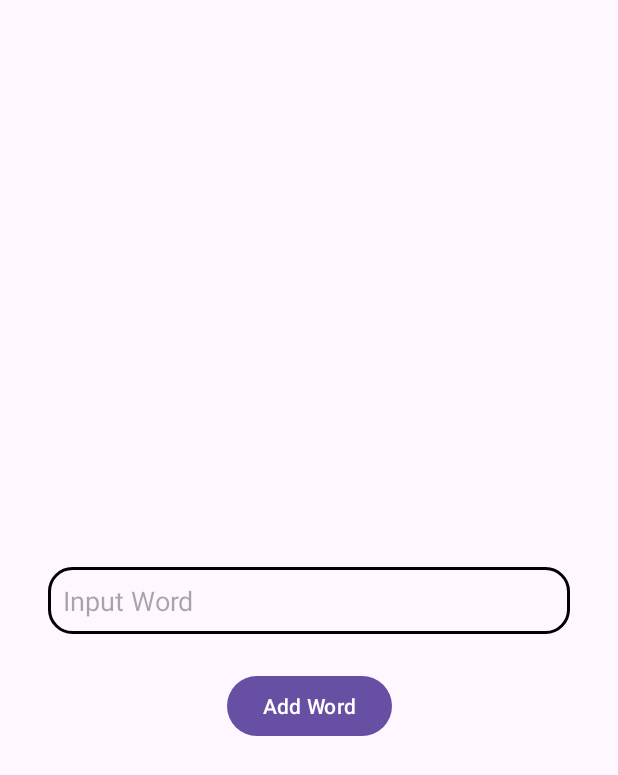
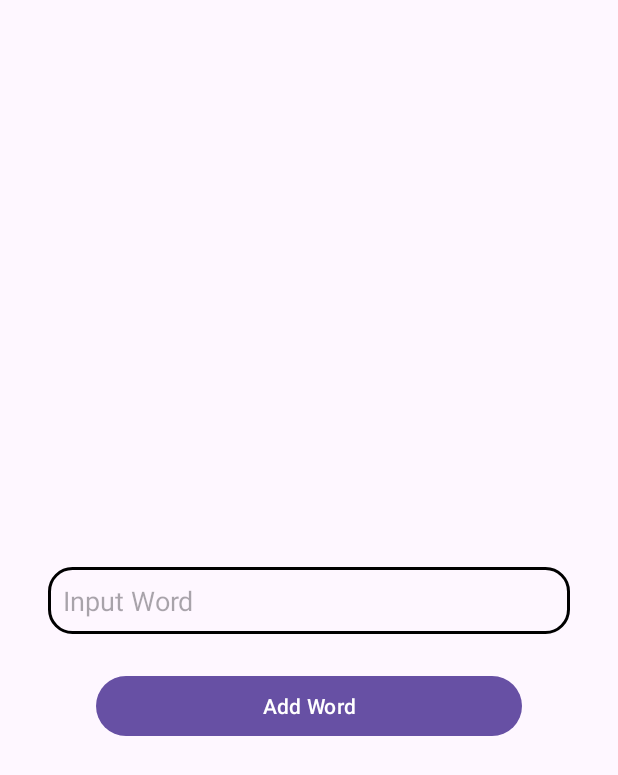
Before and after one commit to Tedisaac/RoomWordsSample, an Android app: the AddWordActivity screen opened directly, with no data from a screen before it, on a phone screen of 412 x 824 dp. Shown: the top 775 px of the screen. Run offline under Robolectric (Android 15) with nearby library versions, the phone set to English and light mode, and no system bars.

Commit message:
UI Modifications

```diff
--- a/app/src/main/res/layout/activity_add_word.xml
+++ b/app/src/main/res/layout/activity_add_word.xml
@@ -25,9 +25,11 @@
 
     <Button
         android:id="@+id/btnAddWord"
-        android:layout_width="wrap_content"
+        android:layout_width="0dp"
         android:layout_height="wrap_content"
+        android:layout_marginStart="32dp"
         android:layout_marginTop="24dp"
+        android:layout_marginEnd="32dp"
         android:text="@string/add_word"
         app:layout_constraintEnd_toEndOf="@+id/edWord"
         app:layout_constraintStart_toStartOf="@+id/edWord"
--- a/app/src/main/res/layout/word_layout.xml
+++ b/app/src/main/res/layout/word_layout.xml
@@ -14,7 +14,7 @@
         android:layout_marginEnd="8dp"
         android:layout_marginBottom="8dp"
         app:cardCornerRadius="20dp"
-        app:cardElevation="10dp"
+        app:cardElevation="2dp"
         app:layout_constraintBottom_toBottomOf="parent"
         app:layout_constraintEnd_toStartOf="@+id/imgBtnDeleteWord"
         app:layout_constraintStart_toStartOf="parent"
@@ -43,7 +43,9 @@
         android:id="@+id/imgBtnDeleteWord"
         android:layout_width="wrap_content"
         android:layout_height="wrap_content"
-        android:layout_marginEnd="16dp"
+        android:layout_marginEnd="24dp"
+        android:background="@color/white"
+        app:layout_constraintBottom_toBottomOf="@+id/cardView"
         app:layout_constraintEnd_toEndOf="parent"
         app:layout_constraintTop_toTopOf="@+id/cardView"
         app:srcCompat="@drawable/ic_baseline_cancel_24" />
```
Also changed, not shown: app/src/main/AndroidManifest.xml (+6 -8 lines).
